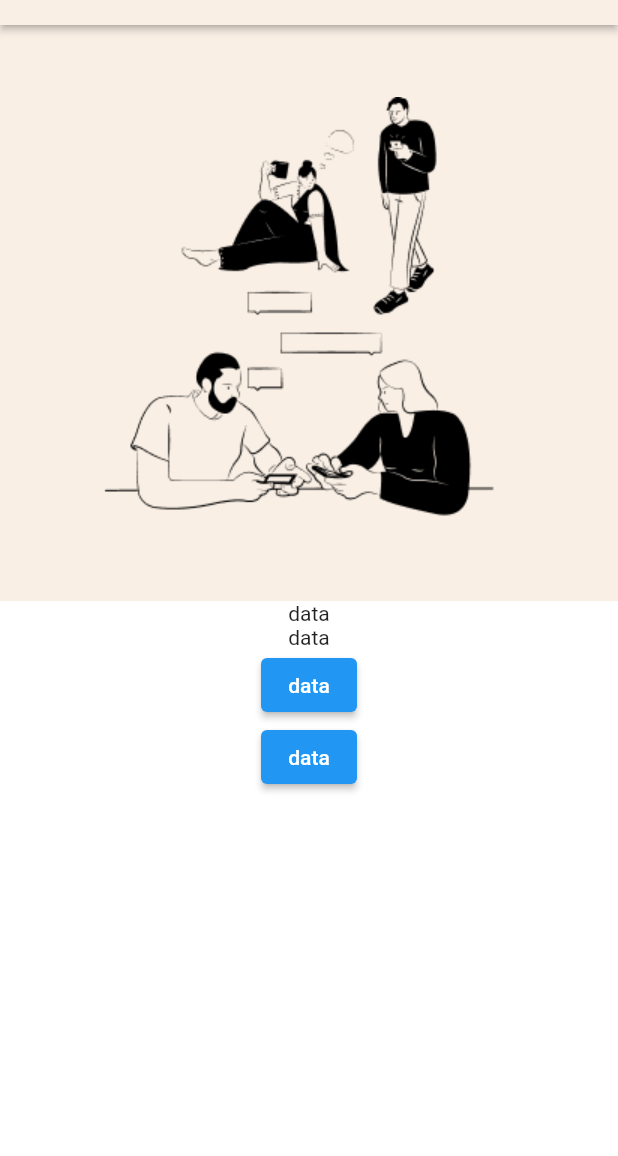
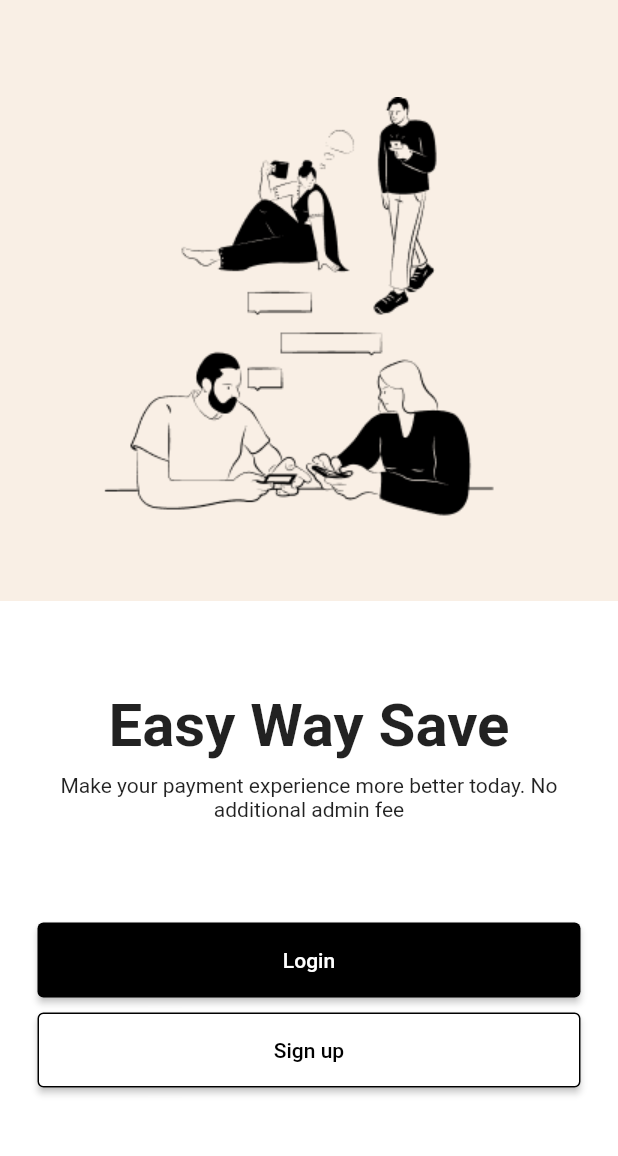
Before and after one commit to MohammedSaudAlsahli/FlutterSecondApp, a Flutter app: the screen it shows after launch, on a phone screen of 412 x 824 dp, the part 59-1215 px from its top. Run offline on Flutter 3.47's test engine with Material 2 defaults, Android fonts, the phone set to English and light mode, and no system bars.

Commit message:
final page

```diff
--- a/lib/profile_page.dart
+++ b/lib/profile_page.dart
@@ -112,7 +112,7 @@ class ProfilePage extends StatelessWidget {
       backgroundColor: Color(0xffF9EFE5),
       appBar: AppBar(
         backgroundColor: const Color(0xffF9EFE5),
-        elevation: 2,
+        elevation: 0,
         title: Row(
           mainAxisAlignment: MainAxisAlignment.center,
           children: [
@@ -128,22 +128,58 @@ class ProfilePage extends StatelessWidget {
       ),
       body: Column(
         children: [
-          Expanded(child: Image.asset('assets/images/imageInit.png')),
+          Expanded(
+            child: Image.asset('assets/images/imageInit.png'),
+          ),
           Expanded(
             child: Container(
-              decoration: BoxDecoration(color: Colors.white),
+              decoration: const BoxDecoration(color: Colors.white),
               width: MediaQuery.of(context).size.width,
               height: MediaQuery.of(context).size.height,
               child: Column(
+                mainAxisAlignment: MainAxisAlignment.spaceEvenly,
                 children: [
-                  Column(children: [Text('data'), Text('data')]),
-                  Column(children: [
-                    ElevatedButton(
-                      onPressed: () {},
-                      child: Text('data'),
-                    ),
-                    ElevatedButton(onPressed: () {}, child: Text('data'))
-                  ])
+                  const Column(
+                    children: [
+                      Text(
+                        'Easy Way Save',
+                        style: TextStyle(
+                            fontWeight: FontWeight.bold, fontSize: 40),
+                      ),
+                      Padding(
+                        padding: EdgeInsets.all(8.0),
+                        child: Text(
+                          'Make your payment experience more better today. No additional admin fee',
+                          textAlign: TextAlign.center,
+                        ),
+                      )
+                    ],
+                  ),
+                  Column(
+                    children: [
+                      ElevatedButton(
+                        onPressed: () {},
+                        child: const Text('Login'),
+                        style: ElevatedButton.styleFrom(
+                          backgroundColor: Colors.black,
+                          fixedSize:
+                              Size(MediaQuery.of(context).size.width - 50, 50),
+                        ),
+                      ),
+                      SizedBox(height: 10),
+                      ElevatedButton(
+                        style: ElevatedButton.styleFrom(
+                          side: const BorderSide(color: Colors.black),
+                          foregroundColor: Colors.black,
+                          backgroundColor: Colors.white,
+                          fixedSize:
+                              Size(MediaQuery.of(context).size.width - 50, 50),
+                        ),
+                        onPressed: () {},
+                        child: const Text('Sign up'),
+                      )
+                    ],
+                  )
                 ],
               ),
             ),
```
